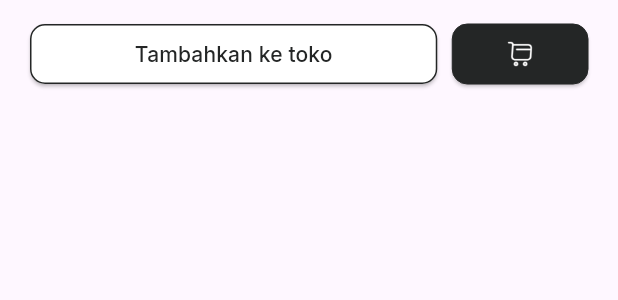
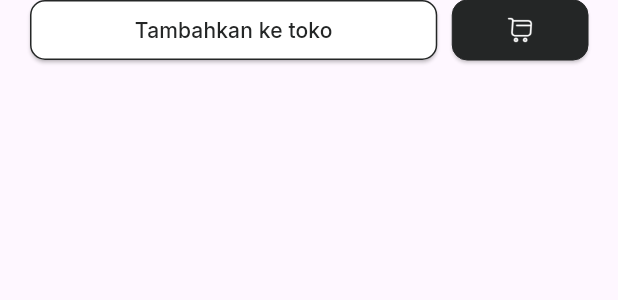
Before and after one commit to iZenrix/aksamedia_test, a Flutter app: the FooterButtonRow widget shown alone on an empty page, opened directly, on a phone screen of 412 x 824 dp. Shown: the top 300 px of the screen. Run offline on Flutter 3.47's test engine with Material 3 defaults, Android fonts, the phone set to English and light mode, and no system bars; our stand-ins replace get, google_fonts.

```diff
--- a/lib/app/components/molecules/product_molecules/description_header.dart
+++ b/lib/app/components/molecules/product_molecules/description_header.dart
@@ -28,8 +28,8 @@ class DescriptionHeader extends StatelessWidget {
               'Berhasil',
               'Deskripsi berhasil disalin',
               snackPosition: SnackPosition.TOP,
-              backgroundColor: const Color(0xff00A3F5),
-              colorText: const Color(0xffffffff),
+              backgroundColor: const Color(0xffECE806),
+              colorText: const Color(0xff000000),
             );
           },
           child: Image.asset(
--- a/lib/app/components/organisms/onboarding_organisms/onboarding_screen.dart
+++ b/lib/app/components/organisms/onboarding_organisms/onboarding_screen.dart
@@ -1,6 +1,6 @@
 import 'package:arkatama_test/app/features/onboarding/model/onboarding_model.dart';
 import 'package:arkatama_test/app/components/organisms/onboarding_organisms/onboarding_content.dart';
-import 'package:arkatama_test/app/features/product/product_view.dart';
+import 'package:arkatama_test/app/features/product/view/product_feature_page.dart';
 import 'package:flutter/material.dart';
 import 'package:get/get.dart';
 
@@ -36,7 +36,7 @@ class OnboardingScreen extends StatelessWidget {
               textButton: 'Selanjutnya',
               onPressed: () {
                 if (index == onboardingData.length - 1) {
-                  Get.to(() => const ProductView());
+                  Get.toNamed(ProductFeaturePage.productRoute);
                 } else {
                   onNextPressed();
                 }
--- a/lib/app/components/organisms/product_organisms/footer_button_row.dart
+++ b/lib/app/components/organisms/product_organisms/footer_button_row.dart
@@ -15,7 +15,7 @@ class FooterButtonRow extends StatelessWidget {
   @override
   Widget build(BuildContext context) {
     return Container(
-      margin: const EdgeInsets.fromLTRB(20, 16, 20, 0),
+      margin: const EdgeInsets.fromLTRB(20, 0, 20, 0),
       child: Row(
         children: [
           Expanded(
--- a/lib/app/components/organisms/product_organisms/product_list.dart
+++ b/lib/app/components/organisms/product_organisms/product_list.dart
@@ -6,17 +6,18 @@ import 'package:get/get.dart';
 class ProductList extends StatelessWidget {
   final String title;
   final List<ProductCard> products;
+  final EdgeInsetsGeometry? padding;
 
   const ProductList({
     super.key,
     required this.title,
-    required this.products,
+    required this.products, this.padding,
   });
 
   @override
   Widget build(BuildContext context) {
     return Padding(
-      padding: const EdgeInsets.fromLTRB(20, 16, 20, 0),
+      padding: padding ?? const EdgeInsets.fromLTRB(20, 16, 20, 0),
       child: Column(
         crossAxisAlignment: CrossAxisAlignment.start,
         children: [
--- /dev/null
+++ b/lib/app/routes/app_pages.dart
@@ -0,0 +1,14 @@
+import 'package:arkatama_test/app/features/onboarding/onboarding.dart';
+import 'package:arkatama_test/app/features/onboarding/view/onboarding_feature_page.dart';
+import 'package:arkatama_test/app/features/product/product.dart';
+
+class AppPages{
+  AppPages._();
+  static const initial= OnboardingView.onboardingRoute;
+
+  static final routes = [
+    OnboardingFeature.route(),
+    ProductFeature.route(),
+  ];
+
+}
--- a/lib/main.dart
+++ b/lib/main.dart
@@ -1,5 +1,5 @@
 import 'package:arkatama_test/app/core/theme/text_theme.dart';
-import 'package:arkatama_test/app/features/onboarding/view/onboarding_view.dart';
+import 'package:arkatama_test/app/routes/app_pages.dart';
 import 'package:flutter/material.dart';
 import 'package:get/get.dart';
 
@@ -19,7 +19,8 @@ class MyApp extends StatelessWidget {
         useMaterial3: true,
         textTheme: buildTextTheme(),
       ),
-      home: const OnboardingView(),
+      initialRoute: AppPages.initial,
+      getPages: AppPages.routes,
     );
   }
 }
```
Also changed, not shown: lib/app/features/onboarding/binding/onboarding_binding.dart (added, +9 -0 lines), lib/app/features/onboarding/onboarding.dart (added, +13 -0 lines), lib/app/features/onboarding/view/onboarding_feature_page.dart (renamed from lib/app/features/onboarding/view/onboarding_view.dart, +3 -5 lines), lib/app/features/product/binding/product_binding.dart (added, +9 -0 lines), lib/app/features/product/product.dart (added, +13 -0 lines), lib/app/features/product/view/product_feature_page.dart (+4 -3 lines), 2 other files.
